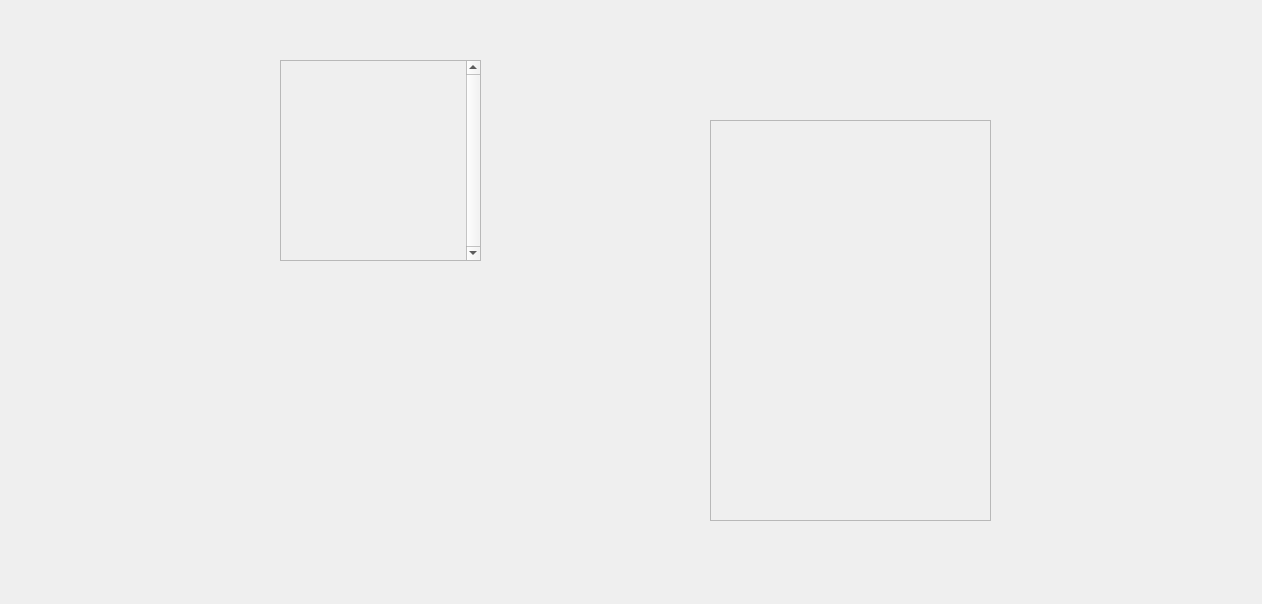
mihaitudor17/One-Drive, file OneDrive/OneDrive/Account.ui: the form before one commit.
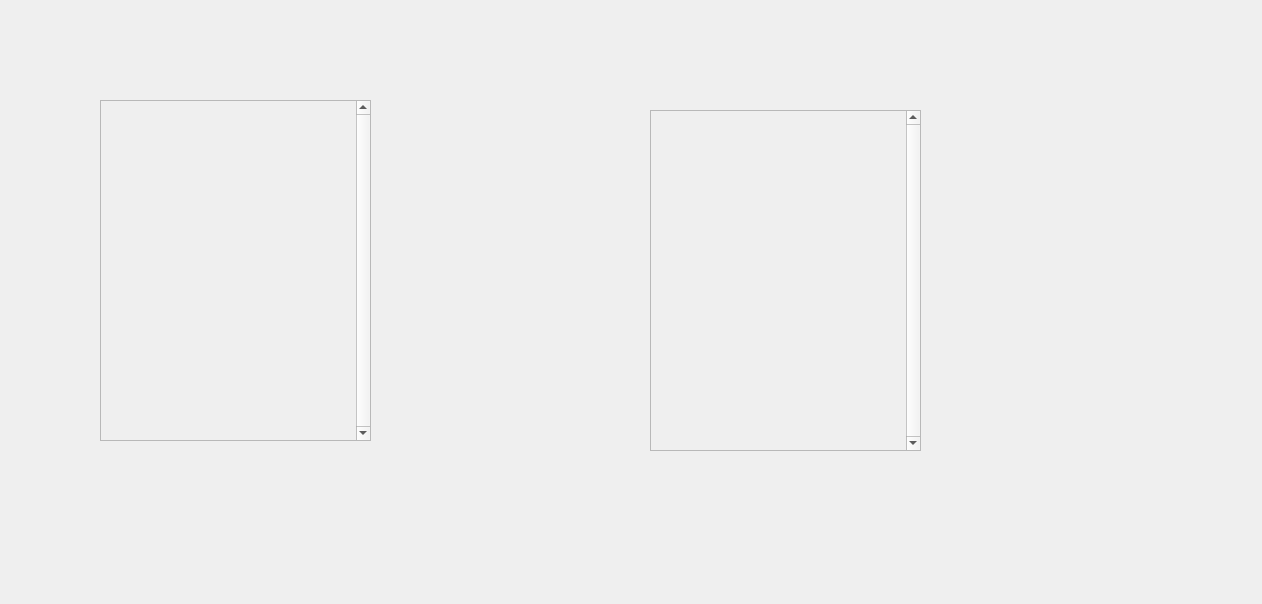
The form after the commit.

Commit message: Added a panel with servers' folders.

Patch:
```diff
--- a/OneDrive/OneDrive/Account.ui
+++ b/OneDrive/OneDrive/Account.ui
@@ -13,32 +13,13 @@
   <property name="windowTitle">
    <string>Account</string>
   </property>
-  <widget class="QFrame" name="frame_2">
+  <widget class="QScrollArea" name="localFolder">
    <property name="geometry">
     <rect>
-     <x>710</x>
-     <y>120</y>
-     <width>281</width>
-     <height>401</height>
-    </rect>
-   </property>
-   <property name="styleSheet">
-    <string notr="true"/>
-   </property>
-   <property name="frameShape">
-    <enum>QFrame::StyledPanel</enum>
-   </property>
-   <property name="frameShadow">
-    <enum>QFrame::Raised</enum>
-   </property>
-  </widget>
-  <widget class="QScrollArea" name="folderLocal">
-   <property name="geometry">
-    <rect>
-     <x>280</x>
-     <y>60</y>
-     <width>201</width>
-     <height>201</height>
+     <x>100</x>
+     <y>100</y>
+     <width>271</width>
+     <height>341</height>
     </rect>
    </property>
    <property name="verticalScrollBarPolicy">
@@ -52,8 +33,8 @@
      <rect>
       <x>0</x>
       <y>0</y>
-      <width>182</width>
-      <height>199</height>
+      <width>252</width>
+      <height>339</height>
      </rect>
     </property>
     <property name="minimumSize">
@@ -62,25 +43,6 @@
       <height>0</height>
      </size>
     </property>
-    <widget class="QFrame" name="frame">
-     <property name="geometry">
-      <rect>
-       <x>-50</x>
-       <y>-20</y>
-       <width>271</width>
-       <height>381</height>
-      </rect>
-     </property>
-     <property name="styleSheet">
-      <string notr="true"/>
-     </property>
-     <property name="frameShape">
-      <enum>QFrame::StyledPanel</enum>
-     </property>
-     <property name="frameShadow">
-      <enum>QFrame::Raised</enum>
-     </property>
-    </widget>
    </widget>
   </widget>
   <widget class="QWidget" name="test" native="true">
@@ -93,6 +55,58 @@
     </rect>
    </property>
   </widget>
+  <widget class="QScrollArea" name="serverFolder">
+   <property name="geometry">
+    <rect>
+     <x>650</x>
+     <y>110</y>
+     <width>271</width>
+     <height>341</height>
+    </rect>
+   </property>
+   <property name="verticalScrollBarPolicy">
+    <enum>Qt::ScrollBarAlwaysOn</enum>
+   </property>
+   <property name="widgetResizable">
+    <bool>true</bool>
+   </property>
+   <widget class="QWidget" name="scrollAreaWidgetContents_2">
+    <property name="geometry">
+     <rect>
+      <x>0</x>
+      <y>0</y>
+      <width>252</width>
+      <height>339</height>
+     </rect>
+    </property>
+    <property name="minimumSize">
+     <size>
+      <width>182</width>
+      <height>0</height>
+     </size>
+    </property>
+   </widget>
+  </widget>
+  <widget class="QWidget" name="localWidget" native="true">
+   <property name="geometry">
+    <rect>
+     <x>190</x>
+     <y>460</y>
+     <width>120</width>
+     <height>80</height>
+    </rect>
+   </property>
+  </widget>
+  <widget class="QWidget" name="serverWidget" native="true">
+   <property name="geometry">
+    <rect>
+     <x>740</x>
+     <y>490</y>
+     <width>120</width>
+     <height>80</height>
+    </rect>
+   </property>
+  </widget>
  </widget>
  <layoutdefault spacing="6" margin="11"/>
  <resources/>
```
The commit also changes 7 other files.
